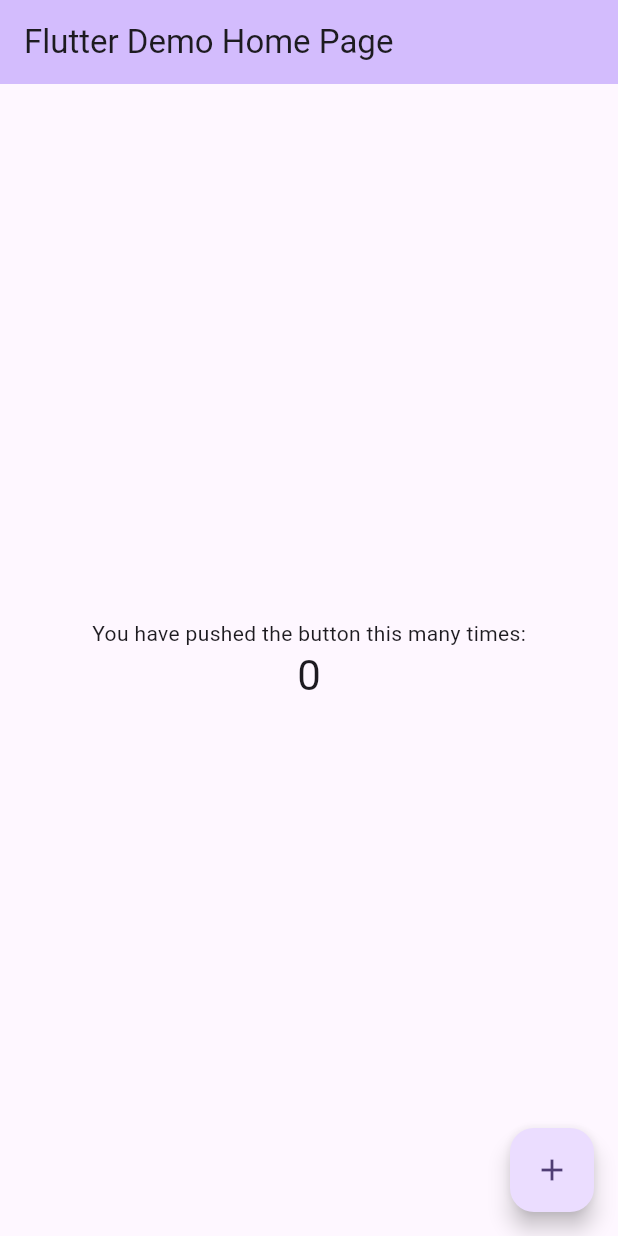
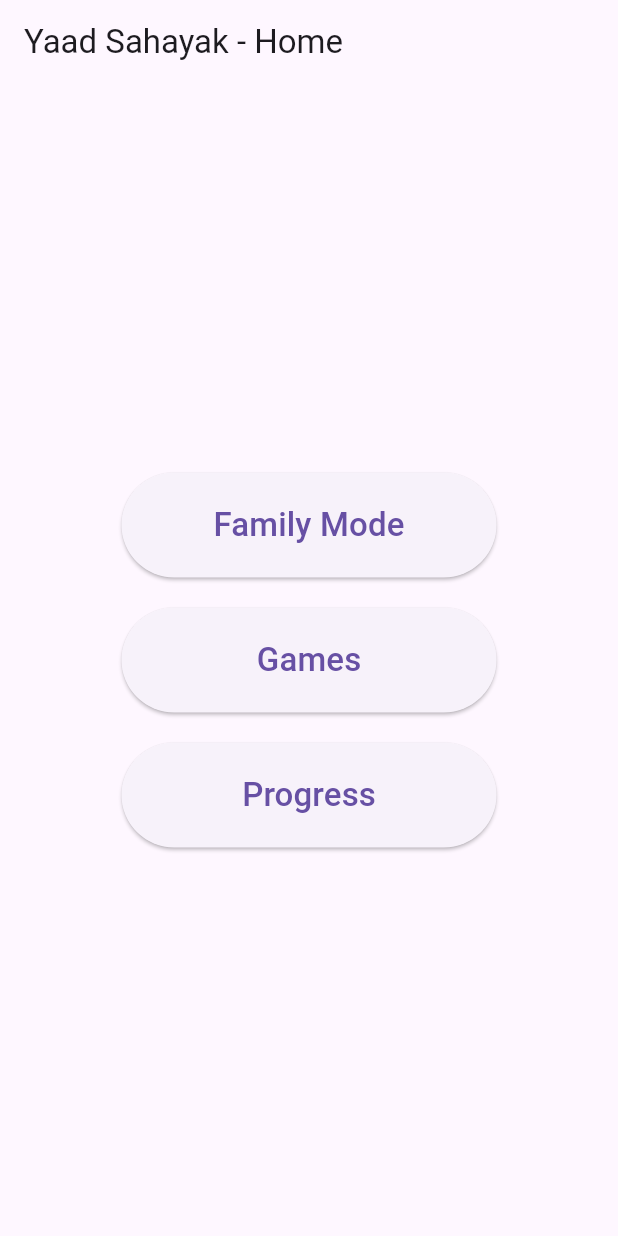
Before and after one commit to mithiljoshi580/ner-yaad-sahayak, a Flutter app: the screen it shows after launch, on a phone screen of 412 x 824 dp. Run offline on Flutter 3.47's test engine with Material 3 defaults, Android fonts, the light colour scheme and no system bars.

Commit message:
Added dummy Home Screen with 3 big buttons for Yeshwanth

```diff
--- a/yaad_sahayak/lib/main.dart
+++ b/yaad_sahayak/lib/main.dart
@@ -1,122 +1,50 @@
 import 'package:flutter/material.dart';
 
 void main() {
-  runApp(const MyApp());
+  runApp(const YaadSahayakApp());
 }
 
-class MyApp extends StatelessWidget {
-  const MyApp({super.key});
+class YaadSahayakApp extends StatelessWidget {
+  const YaadSahayakApp({super.key});
 
-  // This widget is the root of your application.
   @override
   Widget build(BuildContext context) {
     return MaterialApp(
-      title: 'Flutter Demo',
-      theme: ThemeData(
-        // This is the theme of your application.
-        //
-        // TRY THIS: Try running your application with "flutter run". You'll see
-        // the application has a purple toolbar. Then, without quitting the app,
-        // try changing the seedColor in the colorScheme below to Colors.green
-        // and then invoke "hot reload" (save your changes or press the "hot
-        // reload" button in a Flutter-supported IDE, or press "r" if you used
-        // the command line to start the app).
-        //
-        // Notice that the counter didn't reset back to zero; the application
-        // state is not lost during the reload. To reset the state, use hot
-        // restart instead.
-        //
-        // This works for code too, not just values: Most code changes can be
-        // tested with just a hot reload.
-        colorScheme: .fromSeed(seedColor: Colors.deepPurple),
-      ),
-      home: const MyHomePage(title: 'Flutter Demo Home Page'),
+      title: 'Yaad Sahayak',
+      theme: ThemeData(primarySwatch: Colors.blue),
+      home: const HomeScreen(),
     );
   }
 }
 
-class MyHomePage extends StatefulWidget {
-  const MyHomePage({super.key, required this.title});
-
-  // This widget is the home page of your application. It is stateful, meaning
-  // that it has a State object (defined below) that contains fields that affect
-  // how it looks.
-
-  // This class is the configuration for the state. It holds the values (in this
-  // case the title) provided by the parent (in this case the App widget) and
-  // used by the build method of the State. Fields in a Widget subclass are
-  // always marked "final".
-
-  final String title;
-
-  @override
-  State<MyHomePage> createState() => _MyHomePageState();
-}
-
-class _MyHomePageState extends State<MyHomePage> {
-  int _counter = 0;
-
-  void _incrementCounter() {
-    setState(() {
-      // This call to setState tells the Flutter framework that something has
-      // changed in this State, which causes it to rerun the build method below
-      // so that the display can reflect the updated values. If we changed
-      // _counter without calling setState(), then the build method would not be
-      // called again, and so nothing would appear to happen.
-      _counter++;
-    });
-  }
+class HomeScreen extends StatelessWidget {
+  const HomeScreen({super.key});
 
   @override
   Widget build(BuildContext context) {
-    // This method is rerun every time setState is called, for instance as done
-    // by the _incrementCounter method above.
-    //
-    // The Flutter framework has been optimized to make rerunning build methods
-    // fast, so that you can just rebuild anything that needs updating rather
-    // than having to individually change instances of widgets.
     return Scaffold(
-      appBar: AppBar(
-        // TRY THIS: Try changing the color here to a specific color (to
-        // Colors.amber, perhaps?) and trigger a hot reload to see the AppBar
-        // change color while the other colors stay the same.
-        backgroundColor: Theme.of(context).colorScheme.inversePrimary,
-        // Here we take the value from the MyHomePage object that was created by
-        // the App.build method, and use it to set our appbar title.
-        title: Text(widget.title),
-      ),
+      appBar: AppBar(title: const Text('Yaad Sahayak - Home')),
       body: Center(
-        // Center is a layout widget. It takes a single child and positions it
-        // in the middle of the parent.
         child: Column(
-          // Column is also a layout widget. It takes a list of children and
-          // arranges them vertically. By default, it sizes itself to fit its
-          // children horizontally, and tries to be as tall as its parent.
-          //
-          // Column has various properties to control how it sizes itself and
-          // how it positions its children. Here we use mainAxisAlignment to
-          // center the children vertically; the main axis here is the vertical
-          // axis because Columns are vertical (the cross axis would be
-          // horizontal).
-          //
-          // TRY THIS: Invoke "debug painting" (choose the "Toggle Debug Paint"
-          // action in the IDE, or press "p" in the console), to see the
-          // wireframe for each widget.
-          mainAxisAlignment: .center,
+          mainAxisAlignment: MainAxisAlignment.center,
           children: [
-            const Text('You have pushed the button this many times:'),
-            Text(
-              '$_counter',
-              style: Theme.of(context).textTheme.headlineMedium,
+            SizedBox(
+              width: 250, height: 70,
+              child: ElevatedButton(onPressed: () {}, child: const Text('Family Mode', style: TextStyle(fontSize: 22))),
+            ),
+            const SizedBox(height: 20),
+            SizedBox(
+              width: 250, height: 70,
+              child: ElevatedButton(onPressed: () {}, child: const Text('Games', style: TextStyle(fontSize: 22))),
+            ),
+            const SizedBox(height: 20),
+            SizedBox(
+              width: 250, height: 70,
+              child: ElevatedButton(onPressed: () {}, child: const Text('Progress', style: TextStyle(fontSize: 22))),
             ),
           ],
         ),
       ),
-      floatingActionButton: FloatingActionButton(
-        onPressed: _incrementCounter,
-        tooltip: 'Increment',
-        child: const Icon(Icons.add),
-      ),
     );
   }
 }
```
